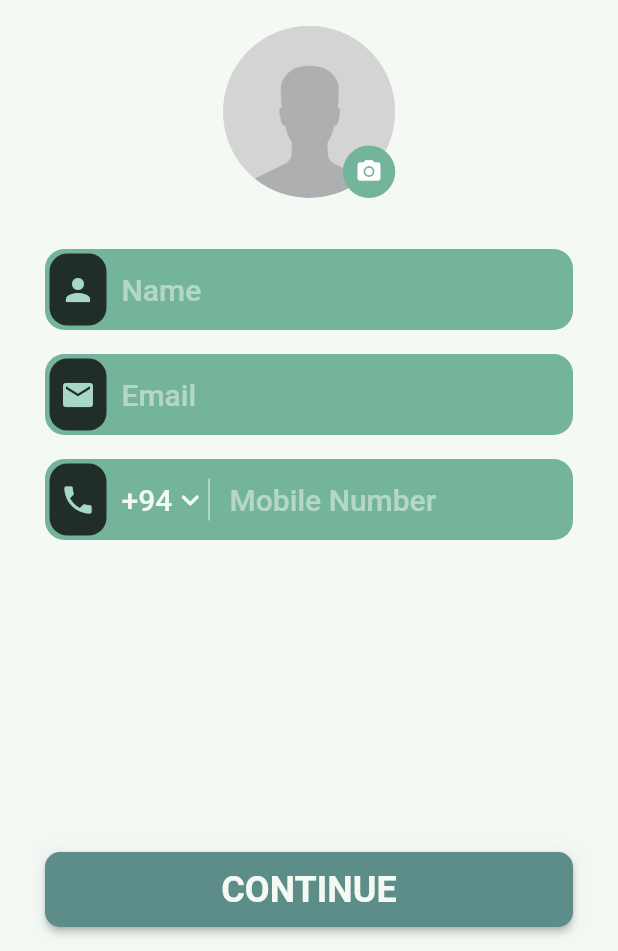
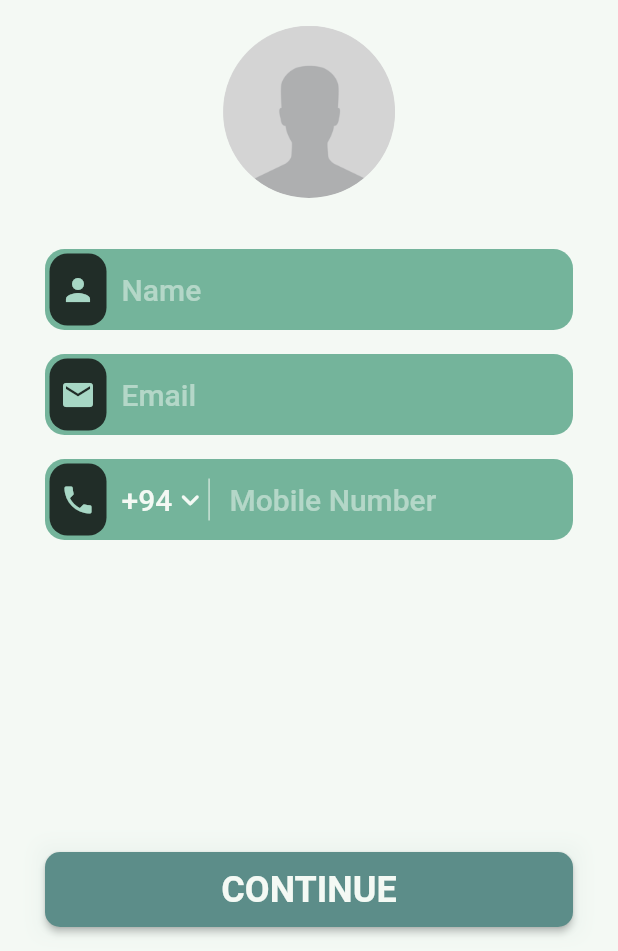
Before and after one commit to rideXmora/Passenger-app, a Flutter app: the RegistrationScreen screen opened directly with empty values, on a phone screen of 412 x 824 dp, the part 285-1236 px from its top. Run offline on Flutter 3.47's test engine with Material 2 defaults, Android fonts, the light colour scheme and no system bars; our stand-ins replace firebase_core, firebase_messaging, flutter_multi_formatter, flutter_svg, geolocator, get and 6 more; missing offline and left inert: flutter_polyline_points, stomp_dart_client; accounts and stored records are empty; statements that could not run were skipped.

Commit message:
removing add profile icon

```diff
--- a/passenger_app/lib/pages/sign_in_up/pages/registration_screen.dart
+++ b/passenger_app/lib/pages/sign_in_up/pages/registration_screen.dart
@@ -158,25 +158,25 @@ class _RegistrationScreenState extends State<RegistrationScreen> {
                               ),
                             ),
                           ),
-                          Align(
-                            alignment: Alignment.bottomRight,
-                            child: Container(
-                              width: 35,
-                              height: 35,
-                              decoration: BoxDecoration(
-                                color: primaryColor,
-                                borderRadius: BorderRadius.circular(200),
-                              ),
-                              child: IconButton(
-                                icon: Icon(Icons.camera_alt),
-                                color: Colors.white,
-                                iconSize: 18,
-                                onPressed: () {
-                                  _pickImageFromToProfile(context);
-                                },
-                              ),
-                            ),
-                          ),
+                          // Align(
+                          //   alignment: Alignment.bottomRight,
+                          //   child: Container(
+                          //     width: 35,
+                          //     height: 35,
+                          //     decoration: BoxDecoration(
+                          //       color: primaryColor,
+                          //       borderRadius: BorderRadius.circular(200),
+                          //     ),
+                          //     child: IconButton(
+                          //       icon: Icon(Icons.camera_alt),
+                          //       color: Colors.white,
+                          //       iconSize: 18,
+                          //       onPressed: () {
+                          //         _pickImageFromToProfile(context);
+                          //       },
+                          //     ),
+                          //   ),
+                          // ),
                         ],
                       ),
                     ),
```
